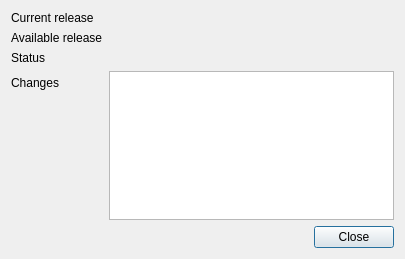
Above: src/gui/formupdate.ui from martinrotter/rssguard before the change. Below: the same form after it.
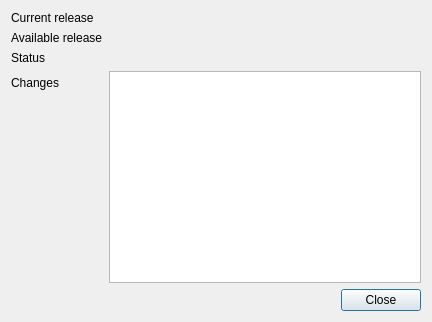
That is the form after the change. Custom widgets are drawn as their Qt base class.

```diff
--- a/src/gui/formupdate.ui
+++ b/src/gui/formupdate.ui
@@ -6,8 +6,8 @@
    <rect>
     <x>0</x>
     <y>0</y>
-    <width>405</width>
-    <height>259</height>
+    <width>432</width>
+    <height>322</height>
    </rect>
   </property>
   <property name="windowTitle">
@@ -65,8 +65,8 @@
         <string notr="true">&lt;!DOCTYPE HTML PUBLIC &quot;-//W3C//DTD HTML 4.0//EN&quot; &quot;http://www.w3.org/TR/REC-html40/strict.dtd&quot;&gt;
 &lt;html&gt;&lt;head&gt;&lt;meta name=&quot;qrichtext&quot; content=&quot;1&quot; /&gt;&lt;style type=&quot;text/css&quot;&gt;
 p, li { white-space: pre-wrap; }
-&lt;/style&gt;&lt;/head&gt;&lt;body style=&quot; font-family:'MS Shell Dlg 2'; font-size:8.25pt; font-weight:400; font-style:normal;&quot;&gt;
-&lt;p style=&quot;-qt-paragraph-type:empty; margin-top:0px; margin-bottom:0px; margin-left:0px; margin-right:0px; -qt-block-indent:0; text-indent:0px; font-size:8pt;&quot;&gt;&lt;br /&gt;&lt;/p&gt;&lt;/body&gt;&lt;/html&gt;</string>
+&lt;/style&gt;&lt;/head&gt;&lt;body style=&quot; font-family:'Sans Serif'; font-size:9pt; font-weight:400; font-style:normal;&quot;&gt;
+&lt;p style=&quot;-qt-paragraph-type:empty; margin-top:0px; margin-bottom:0px; margin-left:0px; margin-right:0px; -qt-block-indent:0; text-indent:0px; font-family:'MS Shell Dlg 2'; font-size:8pt;&quot;&gt;&lt;br /&gt;&lt;/p&gt;&lt;/body&gt;&lt;/html&gt;</string>
        </property>
        <property name="textInteractionFlags">
         <set>Qt::LinksAccessibleByKeyboard|Qt::LinksAccessibleByMouse|Qt::TextBrowserInteraction|Qt::TextSelectableByKeyboard|Qt::TextSelectableByMouse</set>
```
